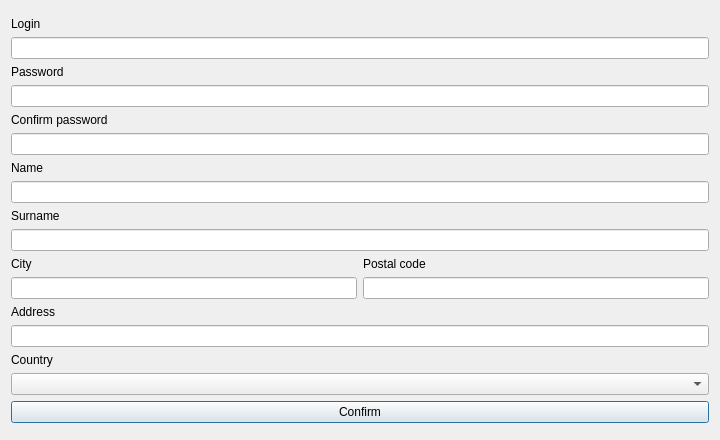
Above: signupwindow.ui from szymon27/xkomx before the change. Below: the same form after it.
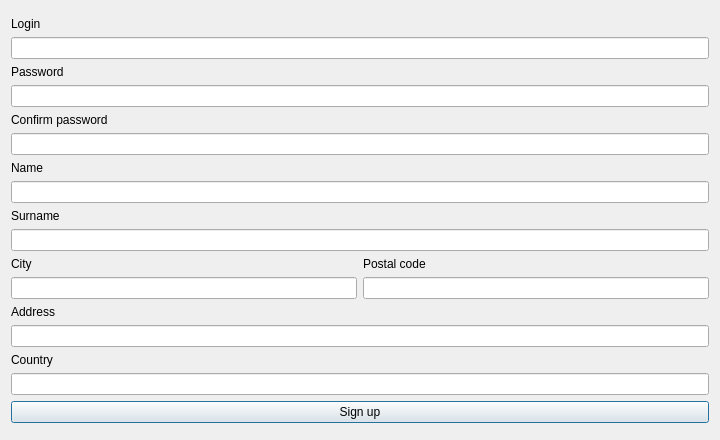
That is the form after the change.

Diff of the .ui file:
```diff
--- a/signupwindow.ui
+++ b/signupwindow.ui
@@ -130,14 +130,14 @@
       </widget>
      </item>
      <item>
-      <widget class="QComboBox" name="comboBox"/>
+      <widget class="QLineEdit" name="leCountry"/>
      </item>
      <item>
       <layout class="QHBoxLayout" name="horizontalLayout_2">
        <item>
         <widget class="QPushButton" name="btnConfirm">
          <property name="text">
-          <string>Confirm</string>
+          <string>Sign up</string>
          </property>
         </widget>
        </item>
```
Left out of the diff: 2 changed lines with no effect on the pictures.
